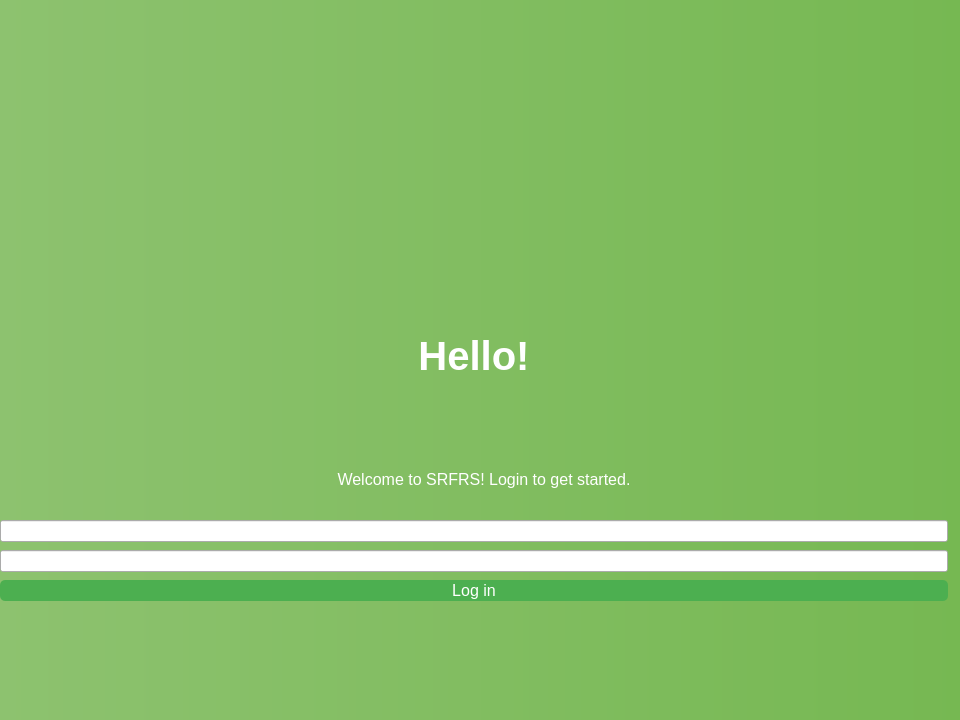
First picture: the form in mainwindow.ui, repository tzcl/qtSRFRS, before the edit.
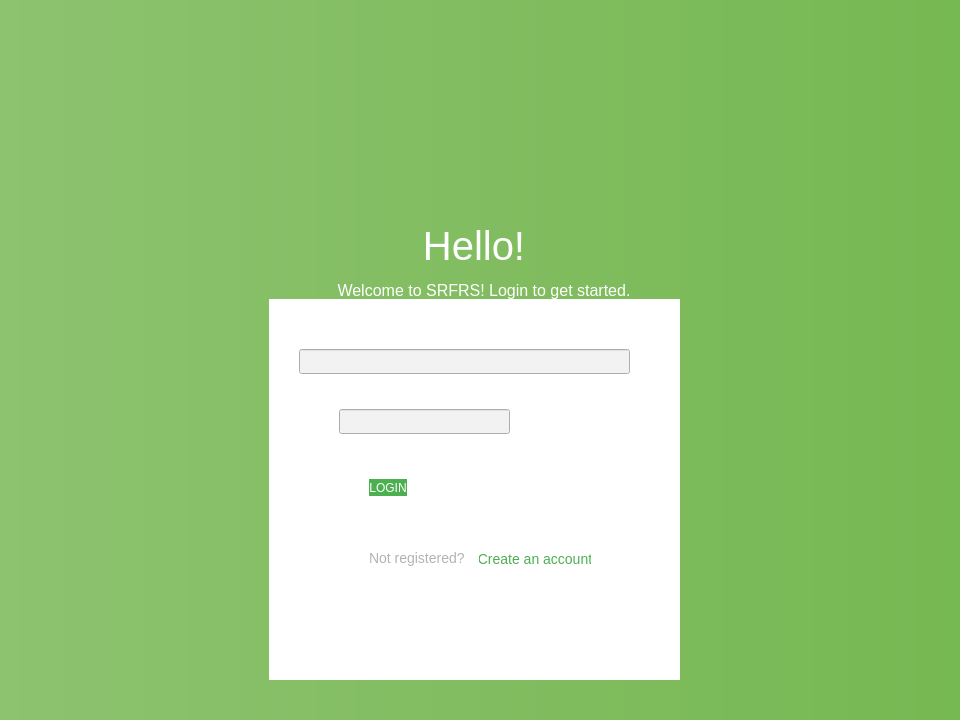
Second picture: the form after the edit. The open tabs and pages were chosen to show the change.

Commit message: Finished login page design

Diff of the .ui file:
```diff
--- a/mainwindow.ui
+++ b/mainwindow.ui
@@ -42,106 +42,13 @@
 
 QLabel { 
 color: white; background: transparent;
-}
-
-QLineEdit {
-/*border: 2px solid black;*/
-}
-
-QPushButton#login {
-color: white;
-background: #4CAF50;
-border-radius: 5px;
-}
-
-QPushButton#login:hover {
-background: #43A047
-}
-</string>
+}</string>
      </property>
-     <widget class="QLineEdit" name="username">
+     <widget class="QLabel" name="lbl_hello">
       <property name="geometry">
        <rect>
         <x>0</x>
-        <y>520</y>
-        <width>948</width>
-        <height>22</height>
-       </rect>
-      </property>
-      <property name="sizePolicy">
-       <sizepolicy hsizetype="Preferred" vsizetype="Fixed">
-        <horstretch>0</horstretch>
-        <verstretch>0</verstretch>
-       </sizepolicy>
-      </property>
-      <property name="font">
-       <font>
-        <family>Noto Sans</family>
-       </font>
-      </property>
-     </widget>
-     <widget class="QLineEdit" name="password">
-      <property name="geometry">
-       <rect>
-        <x>0</x>
-        <y>550</y>
-        <width>948</width>
-        <height>22</height>
-       </rect>
-      </property>
-      <property name="sizePolicy">
-       <sizepolicy hsizetype="Expanding" vsizetype="Fixed">
-        <horstretch>0</horstretch>
-        <verstretch>0</verstretch>
-       </sizepolicy>
-      </property>
-      <property name="font">
-       <font>
-        <family>Noto Sans</family>
-       </font>
-      </property>
-      <property name="autoFillBackground">
-       <bool>false</bool>
-      </property>
-     </widget>
-     <widget class="QPushButton" name="login">
-      <property name="geometry">
-       <rect>
-        <x>0</x>
-        <y>580</y>
-        <width>948</width>
-        <height>21</height>
-       </rect>
-      </property>
-      <property name="sizePolicy">
-       <sizepolicy hsizetype="Expanding" vsizetype="Fixed">
-        <horstretch>0</horstretch>
-        <verstretch>0</verstretch>
-       </sizepolicy>
-      </property>
-      <property name="font">
-       <font>
-        <pointsize>12</pointsize>
-       </font>
-      </property>
-      <property name="styleSheet">
-       <string notr="true"/>
-      </property>
-      <property name="text">
-       <string>Log in</string>
-      </property>
-      <property name="autoDefault">
-       <bool>true</bool>
-      </property>
-      <property name="flat">
-       <bool>false</bool>
-      </property>
-     </widget>
-     <widget class="QLabel" name="title">
-      <property name="geometry">
-       <rect>
-        <x>0</x>
-        <y>330</y>
+        <y>220</y>
         <width>948</width>
         <height>51</height>
        </rect>
@@ -154,10 +61,13 @@
       </property>
       <property name="font">
        <font>
+        <family>Arial</family>
         <pointsize>30</pointsize>
-        <weight>75</weight>
+        <weight>50</weight>
         <italic>false</italic>
-        <bold>true</bold>
+        <bold>false</bold>
+        <stylestrategy>PreferAntialias</stylestrategy>
+        <kerning>true</kerning>
        </font>
       </property>
       <property name="cursor">
@@ -180,9 +90,9 @@
       <property name="geometry">
        <rect>
         <x>10</x>
-        <y>464</y>
+        <y>270</y>
         <width>948</width>
-        <height>31</height>
+        <height>41</height>
        </rect>
       </property>
       <property name="sizePolicy">
@@ -193,10 +103,12 @@
       </property>
       <property name="font">
        <font>
+        <family>Arial</family>
         <pointsize>12</pointsize>
         <weight>50</weight>
         <italic>false</italic>
         <bold>false</bold>
+        <stylestrategy>PreferAntialias</stylestrategy>
        </font>
       </property>
       <property name="cursor">
@@ -212,6 +124,233 @@
        <set>Qt::AlignCenter</set>
       </property>
      </widget>
+     <widget class="QStackedWidget" name="loginStacked">
+      <property name="geometry">
+       <rect>
+        <x>269</x>
+        <y>299</y>
+        <width>411</width>
+        <height>381</height>
+       </rect>
+      </property>
+      <property name="styleSheet">
+       <string notr="true">QWidget#loginStacked {
+border:0;
+background: white;
+}
+
+
+</string>
+      </property>
+      <widget class="QWidget" name="loginBox">
+       <property name="styleSheet">
+        <string notr="true">QPushButton#btn_login {
+color: white;
+background: #4CAF50;
+border-radius: 0px;
+}
+
+QPushButton#btn_login:hover {
+background: #43A047
+}
+
+QLineEdit {
+outline: 0;
+background: #f2f2f2;
+padding-left: 8px;
+}
+
+QLabel {
+color: #b3b3b3;
+font-size: 14px;
+}
+
+QPushButton#btn_create {
+color: #4CAF50;
+font-size: 14px;
+border-radius: 0px;
+}</string>
+       </property>
+       <widget class="QLineEdit" name="txt_username">
+        <property name="geometry">
+         <rect>
+          <x>30</x>
+          <y>50</y>
+          <width>331</width>
+          <height>25</height>
+         </rect>
+        </property>
+       </widget>
+       <widget class="QLineEdit" name="txt_password">
+        <property name="geometry">
+         <rect>
+          <x>70</x>
+          <y>110</y>
+          <width>171</width>
+          <height>25</height>
+         </rect>
+        </property>
+       </widget>
+       <widget class="QPushButton" name="btn_login">
+        <property name="geometry">
+         <rect>
+          <x>100</x>
+          <y>180</y>
+          <width>38</width>
+          <height>17</height>
+         </rect>
+        </property>
+        <property name="cursor">
+         <cursorShape>PointingHandCursor</cursorShape>
+        </property>
+        <property name="text">
+         <string>LOGIN</string>
+        </property>
+        <property name="autoDefault">
+         <bool>true</bool>
+        </property>
+       </widget>
+       <widget class="QLabel" name="lbl_create">
+        <property name="geometry">
+         <rect>
+          <x>100</x>
+          <y>250</y>
+          <width>100</width>
+          <height>17</height>
+         </rect>
+        </property>
+        <property name="text">
+         <string>Not registered?</string>
+        </property>
+       </widget>
+       <widget class="QPushButton" name="btn_create">
+        <property name="geometry">
+         <rect>
+          <x>210</x>
+          <y>250</y>
+          <width>112</width>
+          <height>20</height>
+         </rect>
+        </property>
+        <property name="cursor">
+         <cursorShape>PointingHandCursor</cursorShape>
+        </property>
+        <property name="text">
+         <string>Create an account</string>
+        </property>
+        <property name="autoDefault">
+         <bool>true</bool>
+        </property>
+        <property name="flat">
+         <bool>true</bool>
+        </property>
+       </widget>
+      </widget>
+      <widget class="QWidget" name="createBox">
+       <property name="styleSheet">
+        <string notr="true">QPushButton#btn_register {
+color: white;
+background: #4CAF50;
+border-radius: 0px;
+}
+
+QPushButton#btn_register:hover {
+background: #43A047
+}
+
+QLineEdit {
+outline: 0;
+background: #f2f2f2;
+padding-left: 8px;
+}
+
+QLabel {
+color: #b3b3b3;
+font-size: 14px;
+}
+
+QPushButton#btn_signin {
+color: #4CAF50;
+font-size: 14px;
+border-radius: 0px;
+}</string>
+       </property>
+       <widget class="QPushButton" name="btn_register">
+        <property name="geometry">
+         <rect>
+          <x>130</x>
+          <y>210</y>
+          <width>38</width>
+          <height>17</height>
+         </rect>
+        </property>
+        <property name="cursor">
+         <cursorShape>PointingHandCursor</cursorShape>
+        </property>
+        <property name="text">
+         <string>REGISTER</string>
+        </property>
+        <property name="autoDefault">
+         <bool>true</bool>
+        </property>
+       </widget>
+       <widget class="QLineEdit" name="txt_register_username">
+        <property name="geometry">
+         <rect>
+          <x>100</x>
+          <y>140</y>
+          <width>171</width>
+          <height>25</height>
+         </rect>
+        </property>
+       </widget>
+       <widget class="QPushButton" name="btn_signin">
+        <property name="geometry">
+         <rect>
+          <x>311</x>
+          <y>280</y>
+          <width>41</width>
+          <height>20</height>
+         </rect>
+        </property>
+        <property name="cursor">
+         <cursorShape>PointingHandCursor</cursorShape>
+        </property>
+        <property name="text">
+         <string>Sign in</string>
+        </property>
+        <property name="autoDefault">
+         <bool>true</bool>
+        </property>
+        <property name="flat">
+         <bool>true</bool>
+        </property>
+       </widget>
+       <widget class="QLineEdit" name="txt_register_password">
+        <property name="geometry">
+         <rect>
+          <x>60</x>
+          <y>80</y>
+          <width>331</width>
+          <height>25</height>
+         </rect>
+        </property>
+       </widget>
+       <widget class="QLabel" name="lbl_signin">
+        <property name="geometry">
+         <rect>
+          <x>130</x>
+          <y>280</y>
+          <width>121</width>
+          <height>17</height>
+         </rect>
+        </property>
+        <property name="text">
+         <string>Already registered?</string>
+        </property>
+       </widget>
+      </widget>
+     </widget>
     </widget>
     <widget class="QWidget" name="mainPage">
      <property name="styleSheet">
```
Left out of the diff: 44 changed lines with no effect on the pictures. The commit also changes 8 other files.
